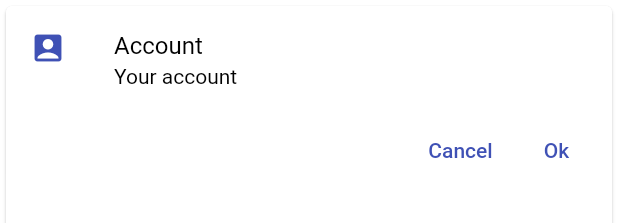
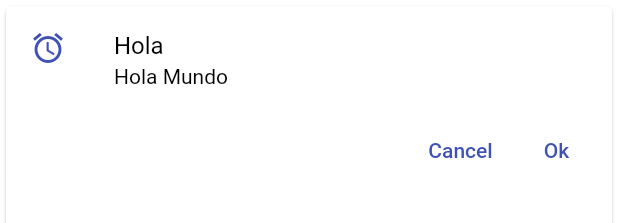
Before and after one commit to Turyfay/app-components-flutter, a Flutter app: the CustomCard widget shown alone on an empty page, opened directly, on a phone screen of 412 x 824 dp. Shown: the top 223 px of the screen. Run offline on Flutter 3.47's test engine with Material 2 defaults, Android fonts, the phone set to English and light mode, and no system bars; network calls fail.

Commit message:
Envio de argumento en los widgets

```diff
--- a/lib/widgets/custom_card.dart
+++ b/lib/widgets/custom_card.dart
@@ -20,10 +20,10 @@ class CustomCard extends StatelessWidget {
     return Card(
       child: Column(
         children: [
-          const ListTile(
-            leading: Icon(Icons.account_box),
-            title: Text('Account'),
-            subtitle: Text('Your account'),
+          ListTile(
+            leading: Icon(icon),
+            title: Text(title),
+            subtitle: Text(subtitle),
           ),
           Padding(
             padding: const EdgeInsets.only(right: 5),
```
Also changed, not shown: lib/screens/card_screend.dart (+14 -1 lines), lib/widgets/custom_card_img.dart (+11 -7 lines).
